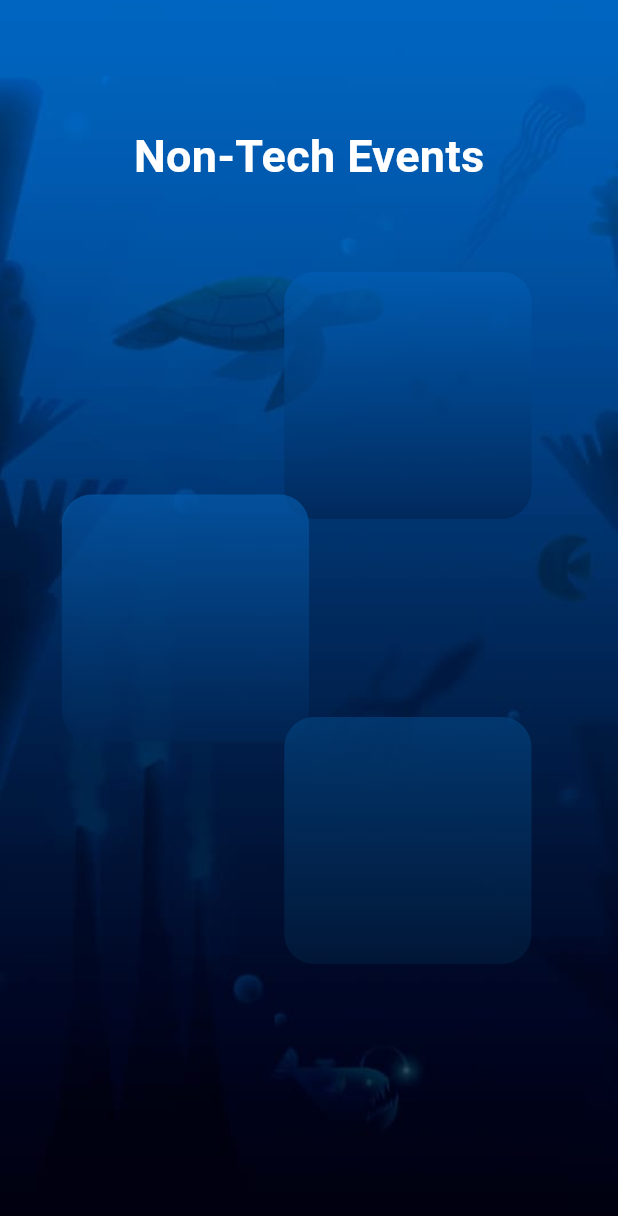
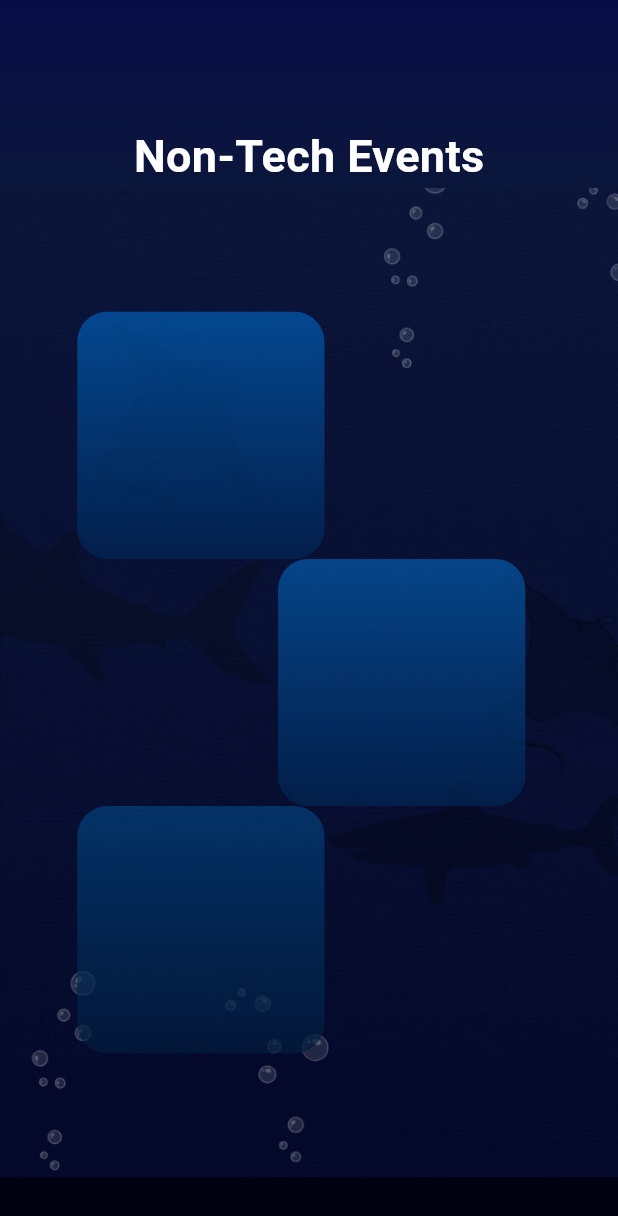
Before and after one commit to Ketanb08/Credenz-24, a Flutter app: the NonTechEventsPage screen opened directly, on a phone screen of 412 x 824 dp. Shown: the top 1216 px of the screen. Run offline on Flutter 3.47's test engine with Material 3 defaults, Android fonts, the phone set to English and light mode, and no system bars.

```diff
--- a/lib/nontech.dart
+++ b/lib/nontech.dart
@@ -3,6 +3,7 @@ import 'dart:ui';
 import 'package:flutter/animation.dart';
 import 'package:flutter/cupertino.dart';
 import 'package:flutter/material.dart';
+import 'package:flutter/rendering.dart';
 import 'package:flutter/widgets.dart';
 
 class NonTechEventsPage extends StatelessWidget {
@@ -19,50 +20,125 @@ class NonTechEventsPage extends StatelessWidget {
               fit: BoxFit.cover,
             ),
           ),
-          Stack(
+          Center(
+            child: Column(
               children: [
-              Positioned(
+                Container(
+                  decoration: BoxDecoration(
+                    gradient: LinearGradient(
+                      colors: [
+                        Color.fromRGBO(7, 14, 71, 1),
+                        Color.fromRGBO(11, 22, 59, 1)
+                      ],
+                      begin: Alignment.topCenter,
+                      end: Alignment.bottomCenter,
+                    ),
+                  ),
+                  // color: Colors.black,
+                  width: MediaQuery.of(context).size.height * 1,
+                  padding: EdgeInsets.only(
                     top: MediaQuery.of(context).size.height * 0.1,
-                left: 0,
-                right: 0,
+                  ),
                   child: Center(
                     child: Text(
                       "Non-Tech Events",
-                    style: TextStyle(fontSize: 30, color: Colors.white, fontWeight: FontWeight.bold),
+                      style: TextStyle(
+                        fontSize: 30,
+                        color: Colors.white,
+                        fontWeight: FontWeight.bold,
                       ),
                     ),
                   ),
-              Positioned(
-                top: MediaQuery.of(context).size.height * 0.4 - (MediaQuery.of(context).size.width * 0.4) + ((MediaQuery.of(context).size.width * 0.04)) ,
-                left: MediaQuery.of(context).size.width * 0.1 + (MediaQuery.of(context).size.width * 0.4) - ((MediaQuery.of(context).size.width * 0.04)),
+                ),
+                Container(
+                  // color: Colors.black,
+                  height: MediaQuery.of(context).size.height * 0.8,
+                  child: PageView.builder(
+                    scrollDirection: Axis.vertical,
+                    itemCount: 2,
+                    itemBuilder: (context, index) {
+                      if (index % 2 == 0) {
+                        return revCombinedEventCard();
+                      } else {
+                        return CombinedEventCard();
+                      }
+                    },
+                  ),
+                )
+              ],
+              // top: MediaQuery.of(context).size.height * 0.1,
+              // left: 0,
+              // right: 0,
+              // child: Center(
+              //   child:
+              // ),
+            ),
+          ),
+          // Positioned(
+          //   child: ListView.builder(
+          //     itemCount: 2,
+          //     itemBuilder: (context, index) {
+          //       return CombinedEventCard();
+          //     },
+          //   ),
+          // ),
+        ],
+      ),
+    );
+  }
+}
+
+class CombinedEventCard extends StatelessWidget {
+  @override
+  Widget build(BuildContext context) {
+    return Container(
+      decoration: BoxDecoration(
+          image: DecorationImage(
+        image: AssetImage("assets/images/page2.gif"),
+        fit: BoxFit.cover,
+      )),
+      // color: Colors.black,
+      height: 800,
+      padding: EdgeInsets.only(
+        top: MediaQuery.of(context).size.width * 0.2,
+        left: MediaQuery.of(context).size.width * 0.01,
+        right: MediaQuery.of(context).size.width * 0.01,
+      ),
+      child: Column(
+        children: [
+          Container(
+            padding: EdgeInsets.only(
+              left: MediaQuery.of(context).size.width * 0.4,
+              right: MediaQuery.of(context).size.width * 0.1,
+            ),
             child: EventCard(
-                  color1 :Color.fromRGBO(1, 93, 180, 0.7),
+              color1: Color.fromRGBO(1, 93, 180, 0.7),
               color2: Color.fromRGBO(1, 37, 84, 0.7),
               width: MediaQuery.of(context).size.width * 0.4,
             ),
           ),
-              Positioned(
-                top: MediaQuery.of(context).size.height * 0.4,
+          Container(
+            padding: EdgeInsets.only(
               left: MediaQuery.of(context).size.width * 0.1,
+              right: MediaQuery.of(context).size.width * 0.45,
+            ),
             child: EventCard(
-                  color1 :Color.fromRGBO(4, 90, 171, 0.7),
+              color1: Color.fromRGBO(4, 90, 171, 0.7),
               color2: Color.fromRGBO(1, 37, 84, 0.7),
               width: MediaQuery.of(context).size.width * 0.4,
             ),
           ),
-
-              Positioned(
-                top: MediaQuery.of(context).size.height * 0.4 + (MediaQuery.of(context).size.width * 0.4) - ((MediaQuery.of(context).size.width * 0.04)),
-                left: MediaQuery.of(context).size.width * 0.1 + (MediaQuery.of(context).size.width * 0.4) - ((MediaQuery.of(context).size.width * 0.04)),
+          Container(
+            padding: EdgeInsets.only(
+              left: MediaQuery.of(context).size.width * 0.4,
+              right: MediaQuery.of(context).size.width * 0.1,
+            ),
             child: EventCard(
-                color1: Color.fromRGBO(2,65, 125, 0.7),
-                color2 :Color.fromRGBO(2, 28, 61, 0.7),
+              color1: Color.fromRGBO(2, 65, 125, 0.7),
+              color2: Color.fromRGBO(2, 28, 61, 0.7),
               width: MediaQuery.of(context).size.width * 0.4,
             ),
           ),
-            ],
-          )
-
         ],
       ),
     );
@@ -74,8 +150,11 @@ class EventCard extends StatelessWidget {
   final Color color1;
   final Color color2;
 
-
-  const EventCard({required this.width,required this.color1,required this.color2});
+  const EventCard({
+    required this.width,
+    required this.color1,
+    required this.color2,
+  });
 
   @override
   Widget build(BuildContext context) {
@@ -85,9 +164,7 @@ class EventCard extends StatelessWidget {
       decoration: BoxDecoration(
         borderRadius: BorderRadius.circular(20.0),
         gradient: LinearGradient(
-          colors: [
-            color1,color2
-          ],
+          colors: [color1, color2],
           begin: Alignment.topCenter,
           end: Alignment.bottomCenter,
         ),
@@ -95,3 +172,60 @@ class EventCard extends StatelessWidget {
     );
   }
 }
+
+class revCombinedEventCard extends StatelessWidget {
+  @override
+  Widget build(BuildContext context) {
+    return Container(
+      decoration: BoxDecoration(
+          image: DecorationImage(
+        image: AssetImage("assets/images/page3.gif"),
+        fit: BoxFit.cover,
+      )),
+      // color: Colors.black,
+      height: 800,
+      padding: EdgeInsets.only(
+        top: MediaQuery.of(context).size.width * 0.2,
+        left: MediaQuery.of(context).size.width * 0.01,
+        right: MediaQuery.of(context).size.width * 0.01,
+      ),
+      child: Column(
+        children: [
+          Container(
+            padding: EdgeInsets.only(
+              left: MediaQuery.of(context).size.width * 0.1,
+              right: MediaQuery.of(context).size.width * 0.45,
+            ),
+            child: EventCard(
+              color1: Color.fromRGBO(1, 93, 180, 0.7),
+              color2: Color.fromRGBO(1, 37, 84, 0.7),
+              width: MediaQuery.of(context).size.width * 0.4,
+            ),
+          ),
+          Container(
+            padding: EdgeInsets.only(
+              left: MediaQuery.of(context).size.width * 0.4,
+              right: MediaQuery.of(context).size.width * 0.1,
+            ),
+            child: EventCard(
+              color1: Color.fromRGBO(4, 90, 171, 0.7),
+              color2: Color.fromRGBO(1, 37, 84, 0.7),
+              width: MediaQuery.of(context).size.width * 0.4,
+            ),
+          ),
+          Container(
+            padding: EdgeInsets.only(
+              left: MediaQuery.of(context).size.width * 0.1,
+              right: MediaQuery.of(context).size.width * 0.45,
+            ),
+            child: EventCard(
+              color1: Color.fromRGBO(2, 65, 125, 0.7),
+              color2: Color.fromRGBO(2, 28, 61, 0.7),
+              width: MediaQuery.of(context).size.width * 0.4,
+            ),
+          ),
+        ],
+      ),
+    );
+  }
+}
```
Also changed, not shown: assets/images/page2.gif (added), assets/images/page3.gif (added). Lines whose indentation alone changed are shown as unchanged.
